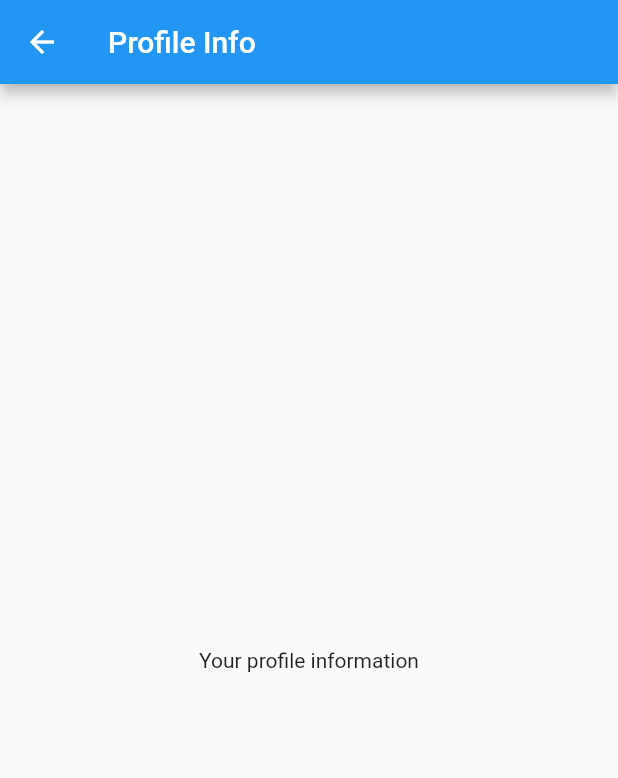
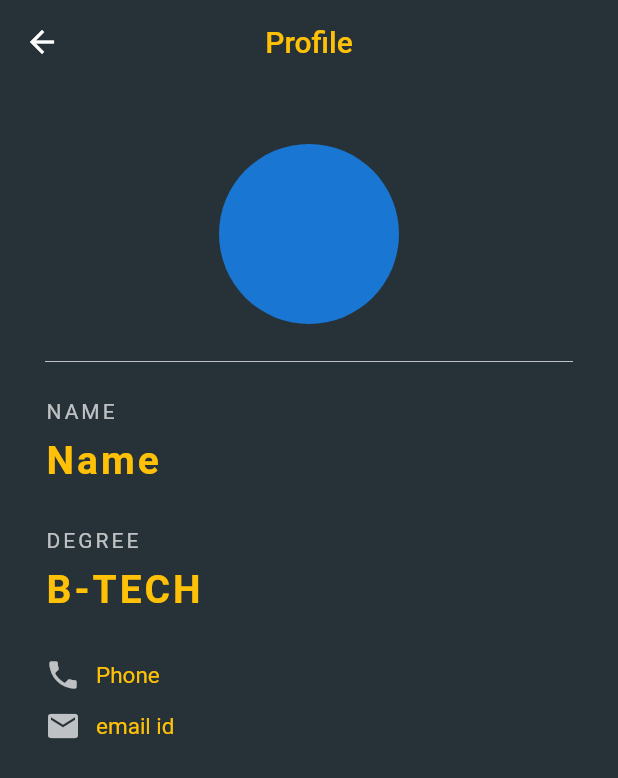
Before and after one commit to siddwarr/Chat-App, a Flutter app: the screen it shows after launch, after a tap on "Save", on a phone screen of 412 x 824 dp. Shown: the top 778 px of the screen. Run offline on Flutter 3.47's test engine with Material 2 defaults, Android fonts, the light colour scheme and no system bars; our stand-ins replace firebase_core, firebase_storage, image_picker; accounts and stored records are empty.

Commit message:
added profile page layout

```diff
--- a/lib/main.dart
+++ b/lib/main.dart
@@ -18,7 +18,7 @@ class MyApp extends StatelessWidget {
   @override
   Widget build(BuildContext context) {
     return const MaterialApp(
-      home: Profile(),
+      home: ProfilePic(),
     );
   }
 }
--- a/lib/screens/profile_info.dart
+++ b/lib/screens/profile_info.dart
@@ -1,17 +1,107 @@
+import 'dart:io';
 import 'package:flutter/material.dart';
 
+class ProfileInfoScreen extends StatelessWidget {
+  final File? image;
 
-class ProfileInfoScreen extends StatelessWidget {
-  const ProfileInfoScreen({super.key});
+  const ProfileInfoScreen(this.image, {Key? key}) : super(key: key);
 
   @override
   Widget build(BuildContext context) {
     return Scaffold(
+      backgroundColor: Colors.blueGrey[900],
       appBar: AppBar(
-        title: const Text('Profile Info'),
+        title: const Text('Profile',style: TextStyle(color: Colors.amber),),
+        centerTitle: true,
+        backgroundColor: Colors.blueGrey[900],
+        elevation: 0,
       ),
-      body: const Center(
-        child: Text('Your profile information'),
+      body: Padding(
+        padding: const EdgeInsets.fromLTRB(30.0, 40.0, 30.0, 20.0),
+        child: Column(
+          crossAxisAlignment: CrossAxisAlignment.start,
+          children: [
+            Center(
+              child: CircleAvatar(
+                backgroundImage: image != null ? FileImage(image!) : null,
+                radius: 60.0,
+              ),
+            ),
+            const Divider(
+              height: 50.0,
+              color: Colors.white70,
+            ),
+            const Text(
+              'NAME',
+              style: TextStyle(
+                color: Colors.white70,
+                letterSpacing: 2.0,
+              ),
+            ),
+            const SizedBox(height: 10.0,),
+            const Text(
+              'Name',
+              style: TextStyle(
+                color: Colors.amber,
+                letterSpacing: 2.0,
+                fontSize: 26.0,
+                fontWeight: FontWeight.bold,
+              ),
+            ),
+            const SizedBox(height: 30.0,),
+            const Text(
+              'DEGREE',
+              style: TextStyle(
+                color: Colors.white70,
+                letterSpacing: 2.0,
+              ),
+            ),
+            const SizedBox(height: 10.0,),
+            const Text(
+              'B-TECH',
+              style: TextStyle(
+                color: Colors.amber,
+                letterSpacing: 2.0,
+                fontSize: 26.0,
+                fontWeight: FontWeight.bold,
+              ),
+            ),
+            const SizedBox(height: 30.0,),
+            const Row(
+              children: [
+                Icon(
+                  Icons.phone,
+                  color: Colors.white70,
+                ),
+                SizedBox(width: 10.0,),
+                Text(
+                  'Phone',
+                  style: TextStyle(
+                    color: Colors.amber,
+                    fontSize: 15.0,
+                  ),
+                ),
+              ],
+            ),
+            const SizedBox(height: 10.0,),
+            const Row(
+              children: [
+                Icon(
+                  Icons.email,
+                  color: Colors.white70,
+                ),
+                SizedBox(width: 10.0,),
+                Text(
+                  'email id',
+                  style: TextStyle(
+                    color: Colors.amber,
+                    fontSize: 15.0,
+                  ),
+                ),
+              ],
+            ),
+          ],
+        ),
       ),
     );
   }
--- a/lib/screens/profile_pic.dart
+++ b/lib/screens/profile_pic.dart
@@ -10,24 +10,24 @@ import 'package:firebase_storage/firebase_storage.dart';
 
 
 
-class Profile extends StatefulWidget {
-  const Profile({super.key});
+class ProfilePic extends StatefulWidget {
+  const ProfilePic({super.key});
 
   @override
-  _ProfileState createState() => _ProfileState();
+  _ProfilePicState createState() => _ProfilePicState();
 }
 
-class _ProfileState extends State<Profile> {
+class _ProfilePicState extends State<ProfilePic> {
   File? _image;
   final picker = ImagePicker();
 
   Future<void> saveAndNavigate() async {
     await uploadImage();
 
-    // Navigate to the profile information screen
+    // Navigate to the ProfilePic information screen
     Navigator.push(
       context,
-      MaterialPageRoute(builder: (context) => const ProfileInfoScreen()),
+      MaterialPageRoute(builder: (context) => ProfileInfoScreen(_image)),
     );
   }
 
@@ -62,10 +62,13 @@ class _ProfileState extends State<Profile> {
   @override
   Widget build(BuildContext context) {
     return MaterialApp(
-      title: 'Profile',
+      title: 'ProfilePic',
       home: Scaffold(
-        appBar: AppBar(
-          title: const Text('Profile'),
+        backgroundColor: Colors.blueGrey[900],
+        appBar:AppBar(
+          title: const Text('Profile Picture',style: TextStyle(color: Colors.amber),),
+          centerTitle: true,
+          backgroundColor: Colors.blueGrey[800],
         ),
         body: Center(
           child: Column(
@@ -74,16 +77,24 @@ class _ProfileState extends State<Profile> {
               CircleAvatar(
                 radius: 80,
                 backgroundColor: Colors.grey,
-                backgroundImage: _image != null ? FileImage(_image!) : null,
+                backgroundImage: _image != null
+                    ? FileImage(_image!)
+                    : const AssetImage('assets/avatar.jpg') as ImageProvider,
               ),
               const SizedBox(height: 20),
               ElevatedButton(
+                style: ElevatedButton.styleFrom(
+                  backgroundColor: Colors.blueGrey[800],
+                ),
                 onPressed: getImage,
-                child: const Text('Select Image'),
+                child: const Text('Select Image',style: TextStyle(color: Colors.amber),),
               ),
               ElevatedButton(
+                style: ElevatedButton.styleFrom(
+                  backgroundColor: Colors.blueGrey[800],
+                ),
                 onPressed: saveAndNavigate,
-                child: const Text('Save'),
+                child: const Text('Save',style: TextStyle(color: Colors.amber),),
               ),
             ],
           ),
--- a/pubspec.yaml
+++ b/pubspec.yaml
@@ -67,9 +67,8 @@ flutter:
   uses-material-design: true
 
   # To add assets to your application, add an assets section, like this:
-  # assets:
-  #   - images/a_dot_burr.jpeg
-  #   - images/a_dot_ham.jpeg
+  assets:
+    - assets/
 
   # An image asset can refer to one or more resolution-specific "variants", see
   # https://flutter.dev/assets-and-images/#resolution-aware
```
Also changed, not shown: assets/avatar.jpg (added), pubspec.lock.
